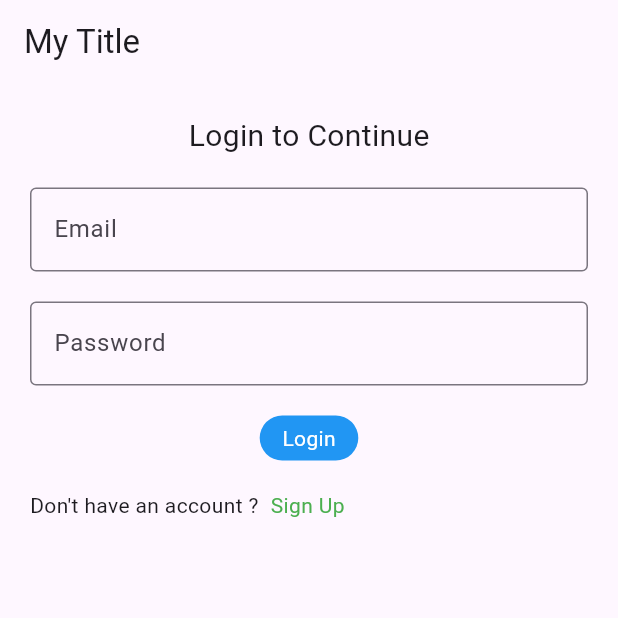
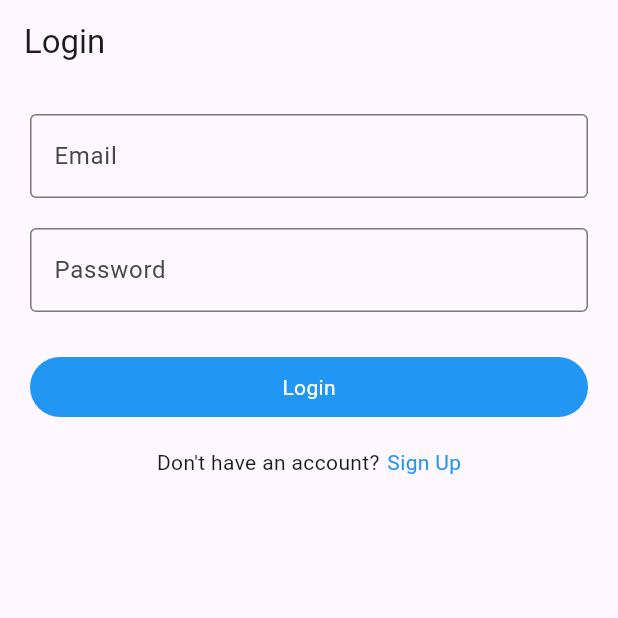
Before and after one commit to AbishekMishra183/Flutter_app, a Flutter app: the screen it shows after launch, on a phone screen of 412 x 824 dp, the top half of it. Run offline on Flutter 3.47's test engine with Material 3 defaults, Android fonts, the phone set to English and light mode, and no system bars.

Commit message:
second commit

```diff
--- a/lib/Features/Auth/VIews/login_page.dart
+++ b/lib/Features/Auth/VIews/login_page.dart
@@ -1,75 +1,98 @@
 import 'package:flutter/material.dart';
+import 'package:my_project/Features/Auth/views/registration_page.dart';
 
-class LoginPage extends StatelessWidget {
+
+import '../../../core/widgets/buttons.dart';
+
+class LoginPage extends StatefulWidget {
+  const LoginPage({super.key});
+
+  @override
+  State<LoginPage> createState() => _LoginPageState();
+}
+
+class _LoginPageState extends State<LoginPage> {
+  final _formKey = GlobalKey<FormState>();
+  final _emailController = TextEditingController();
+  final _passwordController = TextEditingController();
+
+  void _submit() {
+    if (_formKey.currentState!.validate()) {
+      // ✅ Form is valid
+      print('Logging in with: ${_emailController.text}');
+    }
+  }
+
+  @override
+  void dispose() {
+    _emailController.dispose();
+    _passwordController.dispose();
+    super.dispose();
+  }
+
   @override
   Widget build(BuildContext context) {
     return Scaffold(
-      appBar: AppBar(title: Text('My Title')),
-      body: Center(
-        child: Padding(
-          padding: EdgeInsets.all(20.0),
+      appBar: AppBar(title: const Text('Login')),
+      body: Padding(
+        padding: const EdgeInsets.all(20.0),
+        child: Form(
+          key: _formKey,
+          child: SingleChildScrollView(
             child: Column(
-            spacing: 20,
+              crossAxisAlignment: CrossAxisAlignment.stretch,
               children: [
-              Text('Login to Continue', style: TextStyle(fontSize: 20)),
                 TextFormField(
-                decoration: InputDecoration(
+                  controller: _emailController,
+                  decoration: const InputDecoration(
                     border: OutlineInputBorder(),
                     labelText: 'Email',
                   ),
+                  validator: (value) {
+                    if (value == null || value.isEmpty) return 'email is required';
+                    if (!value.contains('@')) return 'Enter a valid email';
+                    return null;
+                  },
                 ),
+                const SizedBox(height: 20),
                 TextFormField(
+                  controller: _passwordController,
                   obscureText: true,
-                decoration: InputDecoration(
+                  decoration: const InputDecoration(
                     border: OutlineInputBorder(),
-
-                  hintText: 'Password',
+                    labelText: 'Password',
                   ),
+                  validator: (value) =>
+                  value == null || value.length < 6
+                      ? 'Password must be at least 6 characters'
+                      : null,
                 ),
-
-              // ElevatedButton(
-              //   onPressed: () {
-              //     print('Hello World');
-              //   },
-              //   child: Text('Login'),
-              // ),
-              InkWell(
-                child: Container(
-
-                    decoration: BoxDecoration( color: Colors.blue,
-
-                    borderRadius: BorderRadius.circular(100)),
-                    padding: EdgeInsets.symmetric(horizontal: 15,vertical: 5),
-                    child: Text('Login',
-                      style: TextStyle(color: Colors.white),
-                    )),
+                const SizedBox(height: 30),
+                CustomButton(title: 'Login', onTap: _submit),
+                const SizedBox(height: 20),
+                Row(
+                  mainAxisAlignment: MainAxisAlignment.center,
+                  children: [
+                    const Text("Don't have an account?"),
+                    const SizedBox(width: 5),
+                    GestureDetector(
+                      onTap: () {
+                        Navigator.push(
+                          context,
+                          MaterialPageRoute(
+                            builder: (context) => const RegistrationPage(),
                           ),
-
-              Row(
-                children: [
-                  Container(
-
-                    child: Row(
-                      mainAxisSize: MainAxisSize.min,
-                      children: [
-                        Text("Don't have an account ?"),
-                        SizedBox(width: 8),
-                        GestureDetector(
-                          onTap: (){
-                            print('Register Tapped');
+                        );
                       },
-                          child: Text(
+                      child: const Text(
                         'Sign Up',
-                            style: TextStyle(color: Colors.green),
-                          ),
-                        )
-                      ],
+                        style: TextStyle(color: Colors.blue),
                       ),
                     ),
                   ],
-              )
-
+                ),
               ],
+            ),
           ),
         ),
       ),
--- /dev/null
+++ b/lib/core/widgets/buttons.dart
@@ -0,0 +1,31 @@
+import 'package:flutter/material.dart';
+
+class CustomButton extends StatelessWidget {
+  final String title;
+  final void Function()? onTap;
+
+  const CustomButton({
+    super.key,
+    required this.title,
+    this.onTap,
+  });
+
+  @override
+  Widget build(BuildContext context) {
+    return InkWell(
+      onTap: onTap,
+      child: Container(
+        alignment: Alignment.center,
+        padding: const EdgeInsets.symmetric(horizontal: 15, vertical: 10),
+        decoration: BoxDecoration(
+          color: Colors.blue,
+          borderRadius: BorderRadius.circular(100),
+        ),
+        child: Text(
+          title,
+          style: const TextStyle(color: Colors.white),
+        ),
+      ),
+    );
+  }
+}
--- a/lib/main.dart
+++ b/lib/main.dart
@@ -1,5 +1,5 @@
 import 'package:flutter/material.dart';
-import 'package:my_project/Features/Auth/VIews/login_page.dart';
+import 'package:my_project/Features/Auth/views/login_page.dart';
 
 void main() {
   runApp(const MyApp());
@@ -8,30 +8,16 @@ void main() {
 class MyApp extends StatelessWidget {
   const MyApp({super.key});
 
-  // This widget is the root of your application.
   @override
   Widget build(BuildContext context) {
     return MaterialApp(
-      title: 'Flutter Demo',
+      title: 'Flutter Auth UI',
+      debugShowCheckedModeBanner: false,
       theme: ThemeData(
-        // This is the theme of your application.
-        //
-        // TRY THIS: Try running your application with "flutter run". You'll see
-        // the application has a purple toolbar. Then, without quitting the app,
-        // try changing the seedColor in the colorScheme below to Colors.green
-        // and then invoke "hot reload" (save your changes or press the "hot
-        // reload" button in a Flutter-supported IDE, or press "r" if you used
-        // the command line to start the app).
-        //
-        // Notice that the counter didn't reset back to zero; the application
-        // state is not lost during the reload. To reset the state, use hot
-        // restart instead.
-        //
-        // This works for code too, not just values: Most code changes can be
-        // tested with just a hot reload.
         colorScheme: ColorScheme.fromSeed(seedColor: Colors.deepPurple),
+        useMaterial3: true,
       ),
-      home: LoginPage(),
+      home: const LoginPage(),
     );
   }
 }
```
Also changed, not shown: lib/Features/Auth/VIews/registation_page.dart (deleted, +0 -10 lines), lib/Features/Auth/VIews/registration_page.dart (added, +137 -0 lines). Lines whose indentation alone changed are shown as unchanged.
